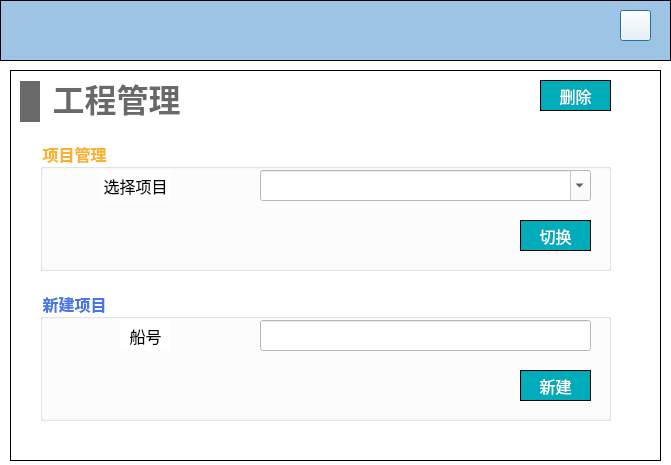
haobana/NoiCal, file NoiseCalSoft/inputDialog/dialog_prj_manager.ui: the form before one commit.
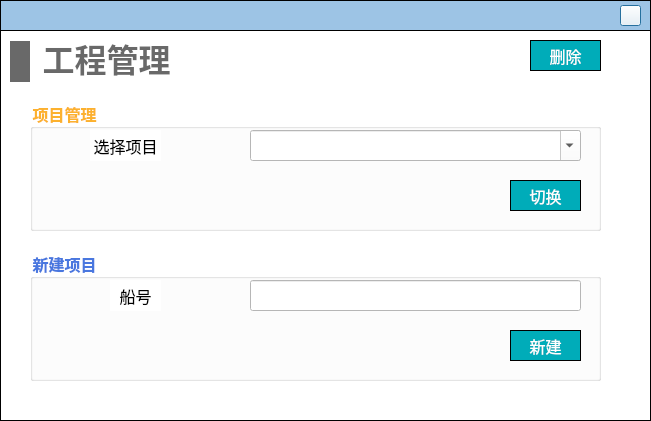
The form after the commit. Icons and pictures are not drawn.

```diff
--- a/NoiseCalSoft/inputDialog/dialog_prj_manager.ui
+++ b/NoiseCalSoft/inputDialog/dialog_prj_manager.ui
@@ -6,8 +6,8 @@
    <rect>
     <x>0</x>
     <y>0</y>
-    <width>671</width>
-    <height>465</height>
+    <width>651</width>
+    <height>421</height>
    </rect>
   </property>
   <property name="windowTitle">
@@ -21,8 +21,8 @@
     <rect>
      <x>0</x>
      <y>0</y>
-     <width>671</width>
-     <height>61</height>
+     <width>651</width>
+     <height>31</height>
     </rect>
    </property>
    <property name="styleSheet">
@@ -37,9 +37,9 @@
     <property name="geometry">
      <rect>
       <x>620</x>
-      <y>10</y>
-      <width>31</width>
-      <height>31</height>
+      <y>5</y>
+      <width>21</width>
+      <height>21</height>
      </rect>
     </property>
     <property name="styleSheet">
@@ -53,8 +53,8 @@
   <widget class="QWidget" name="widget_prj_info" native="true">
    <property name="geometry">
     <rect>
-     <x>10</x>
-     <y>70</y>
+     <x>0</x>
+     <y>30</y>
      <width>651</width>
      <height>391</height>
     </rect>
@@ -157,6 +157,18 @@
      <string notr="true">#groupBox_create_prj
 {
 color: rgb(73, 119, 223);
+}
+
+
+QLabel
+{
+font-family: '黑体';
+font-size: 16px;
+}
+
+QLineEdit
+{
+font-family: '黑体';
 }</string>
     </property>
     <property name="title">
@@ -173,8 +185,8 @@
      </property>
      <property name="font">
       <font>
-       <family>Microsoft YaHei</family>
-       <pointsize>12</pointsize>
+       <family>黑体</family>
+       <pointsize>-1</pointsize>
       </font>
      </property>
      <property name="text">
@@ -195,7 +207,7 @@
      </property>
      <property name="font">
       <font>
-       <family>Microsoft YaHei</family>
+       <family>黑体</family>
       </font>
      </property>
     </widget>
@@ -210,7 +222,7 @@
      </property>
      <property name="font">
       <font>
-       <family>Microsoft YaHei</family>
+       <family>黑体</family>
        <pointsize>12</pointsize>
       </font>
      </property>
@@ -255,6 +267,17 @@
      <string notr="true">#groupBox_prj_manage
 {
 color: rgb(252, 177, 46);
+}
+
+QLabel
+{
+font-family: '黑体';
+font-size: 16px;
+}
+
+QLineEdit
+{
+font-family: '黑体';
 }</string>
     </property>
     <property name="title">
@@ -271,8 +294,8 @@
      </property>
      <property name="font">
       <font>
-       <family>Microsoft YaHei</family>
-       <pointsize>12</pointsize>
+       <family>黑体</family>
+       <pointsize>-1</pointsize>
       </font>
      </property>
      <property name="text">
@@ -311,7 +334,7 @@
      </property>
      <property name="font">
       <font>
-       <family>Microsoft YaHei</family>
+       <family>黑体</family>
        <pointsize>12</pointsize>
       </font>
      </property>
@@ -347,7 +370,7 @@
     </property>
     <property name="font">
      <font>
-      <family>Microsoft YaHei</family>
+      <family>黑体</family>
       <pointsize>12</pointsize>
      </font>
     </property>
```
Left out of the diff: 3 changed lines with no effect on the pictures.
